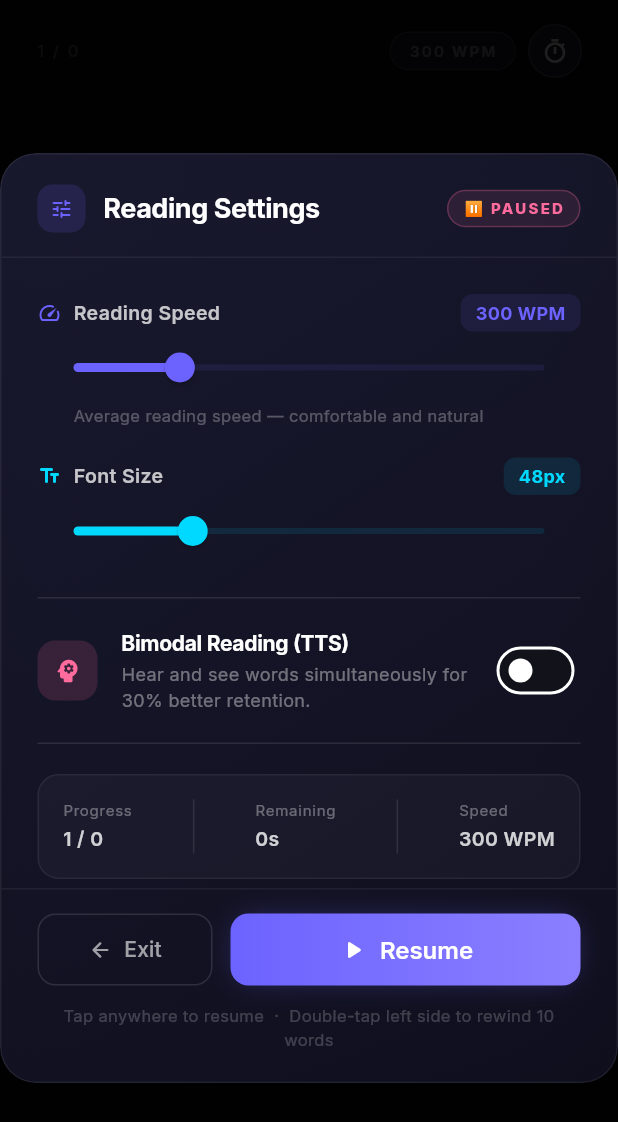
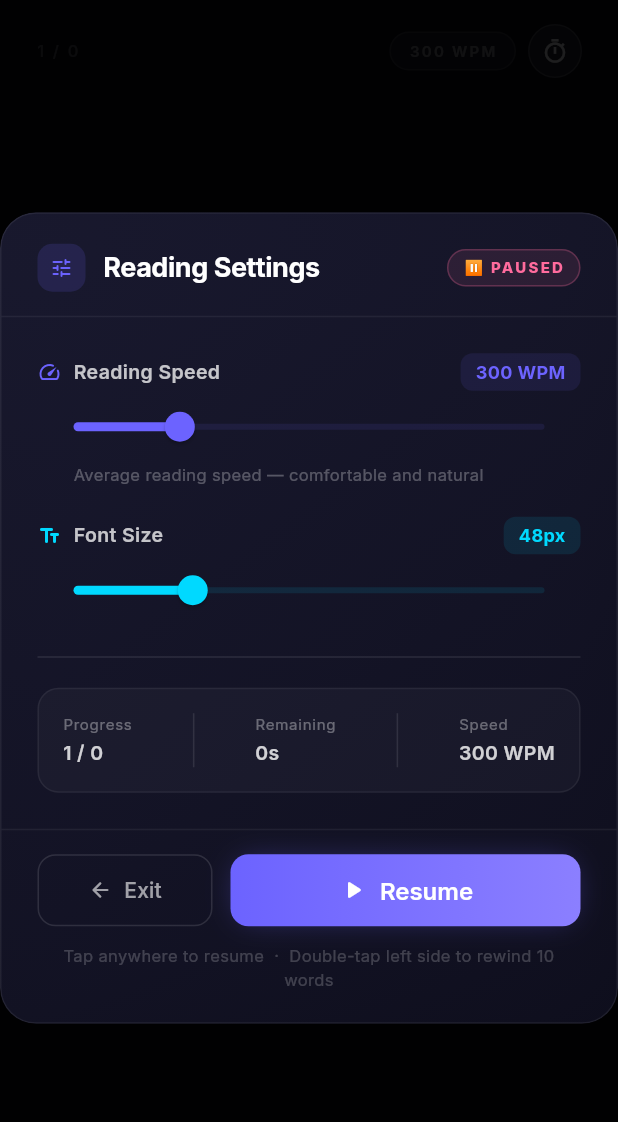
Before and after one commit to amoghvyas/grasp_RSVP_tool, a Flutter app: the ReaderScreen screen opened directly, on a phone screen of 412 x 824 dp. Shown: the top 1122 px of the screen. Run offline on Flutter 3.47's test engine with Material 3 defaults, Android fonts, the phone set to English and light mode, and no system bars; our stand-ins replace csv, file_picker, flutter_tts, google_fonts, google_generative_ai, just_audio and 2 more; missing offline and left inert: dart:html, docx_to_text, flutter_dropzone, syncfusion_flutter_pdf; accounts and stored records are empty.

Commit message:
feat: AI limits lifted & listen mode added
- Replaced OpenRouter with Pollinations API for limitless, key-free text generation
- Enhanced Gemini API error reporting to show specific exception strings
- Deprecated word-by-word Bimodal TTS due to reading sync limitations
- Added an independent 'Listen to Material' feature allowing users to casually listen to their uploaded documents
- Refined Welcome Guide to describe passive auditory learning

```diff
--- a/lib/models/reader_state.dart
+++ b/lib/models/reader_state.dart
@@ -42,7 +42,7 @@ class ReaderState {
   final int recallInterval;
   final FocusSound focusSound;
   final double focusVolume;
-  final bool isTtsEnabled;
+  final bool isListening;
   final bool isSprintActive;
   final int sprintTimeRemaining;
   final AiProvider aiProvider;
@@ -70,7 +70,7 @@ class ReaderState {
     this.recallInterval = 200,
     this.focusSound = FocusSound.none,
     this.focusVolume = 0.5,
-    this.isTtsEnabled = false,
+    this.isListening = false,
     this.isSprintActive = false,
     this.sprintTimeRemaining = 1500,
     this.aiProvider = AiProvider.gemini,
@@ -99,7 +99,7 @@ class ReaderState {
     int? recallInterval,
     FocusSound? focusSound,
     double? focusVolume,
-    bool? isTtsEnabled,
+    bool? isListening,
     bool? isSprintActive,
     int? sprintTimeRemaining,
     AiProvider? aiProvider,
@@ -131,7 +131,7 @@ class ReaderState {
       recallInterval: recallInterval ?? this.recallInterval,
       focusSound: focusSound ?? this.focusSound,
       focusVolume: focusVolume ?? this.focusVolume,
-      isTtsEnabled: isTtsEnabled ?? this.isTtsEnabled,
+      isListening: isListening ?? this.isListening,
       isSprintActive: isSprintActive ?? this.isSprintActive,
       sprintTimeRemaining: sprintTimeRemaining ?? this.sprintTimeRemaining,
       aiProvider: aiProvider ?? this.aiProvider,
--- a/lib/services/gemini_service.dart
+++ b/lib/services/gemini_service.dart
@@ -235,7 +235,7 @@ $text
       return 'API Key issue detected. Please check your settings.';
     }
 
-    return 'Oops! Something went wrong with the AI. Let\'s try that again in a moment.';
+    return 'Oops! Something went wrong with the AI: $technicalError';
   }
 
   /// Tries each model in the fallback list until one succeeds.
--- a/lib/services/open_router_service.dart
+++ b/lib/services/open_router_service.dart
@@ -2,59 +2,42 @@ import 'dart:convert';
 import 'package:http/http.dart' as http;
 import '../models/reader_state.dart';
 
-/// Service to access high-limit free AI models via OpenRouter.
+/// Service to access high-limit free AI models via Pollinations.ai.
+/// Requires NO API KEY, making it completely free and limitless.
 class OpenRouterService {
-  String? _apiKey;
-  bool _isInitialized = false;
+  bool _isInitialized = true; // Always true since no key is needed
 
   bool get isInitialized => _isInitialized;
 
-  /// Default free models to rotate through
-  final List<String> _freeModels = [
-    'google/gemma-2-9b-it:free',
-    'meta-llama/llama-3.1-8b-instruct:free',
-  ];
-
   void initialize(String apiKey) {
-    if (apiKey.isEmpty) return;
-    _apiKey = apiKey;
-    _isInitialized = true;
+    // No-op: Pollinations doesn't require an API key
   }
 
   Future<String> _request(String prompt, {String? systemPrompt}) async {
-    if (!_isInitialized) throw Exception('OpenRouter not initialized');
-
-    for (var model in _freeModels) {
     try {
       final response = await http.post(
-          Uri.parse('https://openrouter.ai/api/v1/chat/completions'),
+        Uri.parse('https://text.pollinations.ai/'),
         headers: {
-            'Authorization': 'Bearer $_apiKey',
           'Content-Type': 'application/json',
-            'HTTP-Referer': 'https://grasptool.app',
-            'X-Title': 'Grasp RSVP Tool',
-            'OR-Logging': 'false', // Privacy: No logging of prompt/response
         },
         body: jsonEncode({
-            'model': model,
           'messages': [
             if (systemPrompt != null) {'role': 'system', 'content': systemPrompt},
             {'role': 'user', 'content': prompt},
           ],
-            'temperature': 0.7,
+          'model': 'openai', // Defaulting to high quality
+          'jsonMode': false,
         }),
       );
 
       if (response.statusCode == 200) {
-          final data = jsonDecode(response.body);
-          return data['choices'][0]['message']['content'];
+        // Pollinations text endpoint returns raw plain text response!
+        return response.body;
       }
+      throw Exception('Server returned ${response.statusCode}');
     } catch (e) {
-        // Try next model if one fails
-        continue;
+      throw Exception('Exception: All Infinite Mode models are currently busy. Try Gemini or wait a minute. Details: $e');
     }
-    }
-    throw Exception('All Infinite Mode models are currently busy. Try Gemini or wait a minute.');
   }
 
   Future<String> generateSummary(String text, {bool hinglish = false}) async {
--- a/lib/services/tts_service.dart
+++ b/lib/services/tts_service.dart
@@ -1,11 +1,8 @@
 import 'package:flutter_tts/flutter_tts.dart';
 
-/// Service to handle synchronized Text-to-Speech reading.
+/// Service to handle Text-to-Speech reading of uploaded materials.
 class TtsService {
   final FlutterTts _tts = FlutterTts();
-  bool _isEnabled = false;
-
-  bool get isEnabled => _isEnabled;
 
   TtsService() {
     _init();
@@ -14,21 +11,16 @@ class TtsService {
   Future<void> _init() async {
     await _tts.setLanguage("en-US");
     await _tts.setPitch(1.0);
-    // Set speech rate lower for clearer individual words in RSVP
+    // Setting speech rate to a normal, conversational speed
     await _tts.setSpeechRate(0.5);
   }
 
-  void toggle(bool value) {
-    _isEnabled = value;
-    if (!value) _tts.stop();
+  Future<void> speakFullText(String text) async {
+    if (text.isEmpty) return;
+    await _tts.speak(text);
   }
 
-  Future<void> speakWord(String word) async {
-    if (!_isEnabled || word.isEmpty) return;
-    await _tts.speak(word);
-  }
-
-  void stop() {
-    _tts.stop();
+  Future<void> stop() async {
+    await _tts.stop();
   }
 }
--- a/lib/widgets/audio_settings_panel.dart
+++ /dev/null
@@ -1,69 +0,0 @@
-import 'package:flutter/material.dart';
-import 'package:google_fonts/google_fonts.dart';
-import 'package:provider/provider.dart';
-import '../providers/reader_provider.dart';
-import '../services/focus_service.dart';
-
-/// A UI component to manage ambient study sounds and bimodal reading.
-class AudioSettingsPanel extends StatelessWidget {
-  const AudioSettingsPanel({super.key});
-
-  @override
-  Widget build(BuildContext context) {
-    final provider = context.watch<ReaderProvider>();
-    final state = provider.state;
-
-    return Column(
-      crossAxisAlignment: CrossAxisAlignment.start,
-      children: [
-        // Bimodal Reading Toggle
-        InkWell(
-          onTap: () => provider.toggleTts(!state.isTtsEnabled),
-          borderRadius: BorderRadius.circular(12),
-          child: Row(
-            children: [
-              Container(
-                padding: const EdgeInsets.all(10),
-                decoration: BoxDecoration(
-                  color: const Color(0xFFFF6B9D).withValues(alpha: 0.15),
-                  borderRadius: BorderRadius.circular(12),
-                ),
-                child: const Icon(Icons.psychology_rounded, size: 20, color: Color(0xFFFF6B9D)),
-              ),
-              const SizedBox(width: 16),
-              Expanded(
-                child: Column(
-                  crossAxisAlignment: CrossAxisAlignment.start,
-                  children: [
-                    Text(
-                      'Bimodal Reading (TTS)',
-                      style: GoogleFonts.inter(
-                        fontSize: 14,
-                        fontWeight: FontWeight.w700,
-                        color: Colors.white,
-                        letterSpacing: -0.2,
-                      ),
-                    ),
-                    const SizedBox(height: 2),
-                    Text(
-                      'Hear and see words simultaneously for 30% better retention.',
-                      style: GoogleFonts.inter(
-                        fontSize: 12,
-                        color: Colors.white.withValues(alpha: 0.4),
-                      ),
-                    ),
-                  ],
-                ),
-              ),
-              Switch.adaptive(
-                value: state.isTtsEnabled,
-                onChanged: (v) => provider.toggleTts(v),
-                activeColor: const Color(0xFFFF6B9D),
-              ),
-            ],
-          ),
-        ),
-      ],
-    );
-  }
-}
--- a/lib/widgets/settings_overlay.dart
+++ b/lib/widgets/settings_overlay.dart
@@ -5,7 +5,6 @@ import 'package:google_fonts/google_fonts.dart';
 import 'package:provider/provider.dart';
 
 import '../providers/reader_provider.dart';
-import '../widgets/audio_settings_panel.dart';
 
 /// Translucent glassmorphic overlay shown when the RSVP reader is paused.
 class SettingsOverlay extends StatelessWidget {
@@ -150,12 +149,6 @@ class SettingsOverlay extends StatelessWidget {
                                       onChanged: (v) => provider.setFontSize(v),
                                     ),
                                   ),
-
-                                  const SizedBox(height: 20),
-                                  const Divider(color: Colors.white10, height: 1),
-                                  const SizedBox(height: 20),
-
-                                  const AudioSettingsPanel(),
 
                                   const SizedBox(height: 20),
                                   const Divider(color: Colors.white10, height: 1),
--- a/lib/widgets/welcome_guide_panel.dart
+++ b/lib/widgets/welcome_guide_panel.dart
@@ -120,7 +120,7 @@ class _WelcomeGuidePanelState extends State<WelcomeGuidePanel> with SingleTicker
                       title: 'Strategic Mastery Loop',
                       items: [
                         '**Natural Acceleration**: Start at 300 WPM. Your brain will synchronize with the flow in seconds, allowing you to hit 700+ WPM with ease.',
-                        '**Bimodal Synergies**: Use the **Bimodal Reading (TTS)** toggle to hear words while you see them. This dual-input method increases comprehension by up to 30%.',
+                        '**Passive Listening**: Feeling fatigued? Use the **Listen to Material** button to hear the entire document read aloud at a natural conversational speed.',
                         '**The Exam Protocol**: PDF Upload → AI Summary → Rapid Focus Read → Viva Q&A. Complete this loop twice to own any complex topic.',
                         '**Contextual Pacing**: Our engine automatically pauses at commas and hard stops, giving your mind micro-breaks to digest logic-heavy sentences.',
                       ],
```
Also changed, not shown: lib/providers/reader_provider.dart (+15 -6 lines), lib/screens/input_screen.dart (+30 -1 lines), pubspec.lock. Lines whose indentation alone changed are shown as unchanged.
